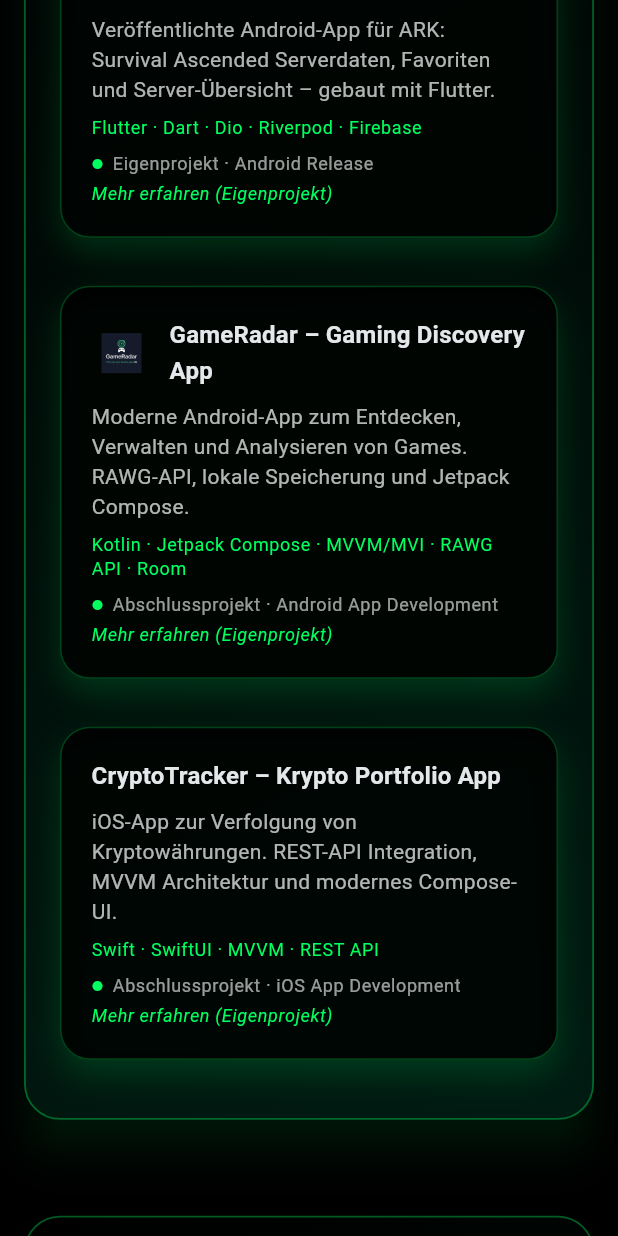
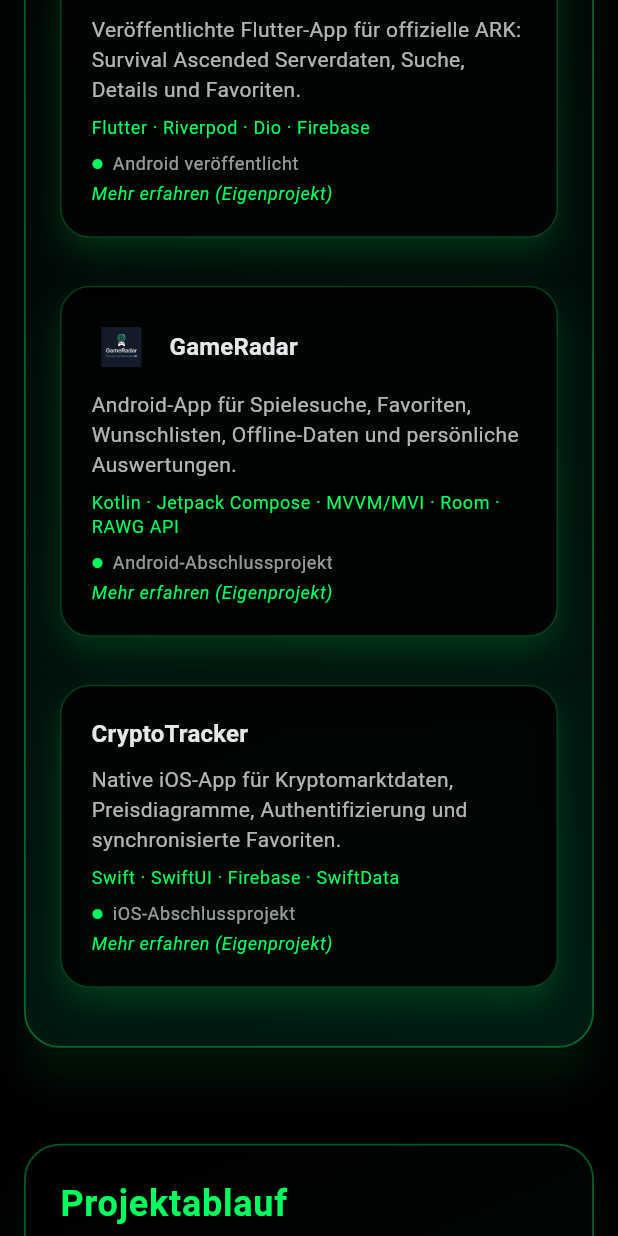
Before and after one commit to jchillah/jchillah_company_site, a Flutter app: the screen it shows after launch, scrolled down 2304 dp, on a phone screen of 412 x 824 dp. Run offline on Flutter 3.47's test engine with Material 3 defaults, Android fonts, the phone set to English and light mode, and no system bars.

Commit message:
Professionalize portfolio copy and project links

```diff
--- a/lib/src/core/widgets/homepage/sections/portfolio/portfolio_section.dart
+++ b/lib/src/core/widgets/homepage/sections/portfolio/portfolio_section.dart
@@ -11,28 +11,21 @@
     Navigator.of(context).push(
       MaterialPageRoute(
         builder: (_) => const ProjectDetailPage(
-          title: 'ASA Server Eye – ARK: Survival Ascended Server Tracker',
+          title: 'ASA Server Eye',
           subtitle:
-              'Veröffentlichte Android-App zum Beobachten offizieller ARK: Survival Ascended Server mit Serverliste, Details und Favoriten.',
-          status: 'Eigenprojekt · Android Release · Aktiv in Weiterentwicklung',
-          techStack: 'Flutter · Dart · Dio · Riverpod · Firebase · GitHub Pages',
+              'Veröffentlichte Flutter-App zur Suche und Beobachtung offizieller ARK: Survival Ascended Server.',
+          status: 'Android veröffentlicht · Aktive Weiterentwicklung',
+          techStack: 'Flutter · Dart · Riverpod · Dio · Firebase',
           longDescription:
-              'ASA Server Eye ist mein erstes veröffentlichtes Android-App-Projekt. '
-              'Die App hilft ARK: Survival Ascended Spielern dabei, offizielle Server schneller zu finden, '
-              'Serverdaten zu prüfen und wichtige Server als Favoriten zu speichern.\n\n'
-              'Technisch ist ASA Server Eye als Flutter-App aufgebaut und nutzt eine datengetriebene Architektur '
-              'mit API-Anbindung, sauberer Feature-Struktur und modernen Mobile-App-Prinzipien. '
-              'Das Projekt ist besonders wichtig für mein Portfolio, weil es nicht nur ein Lernprojekt ist, '
-              'sondern ein echter Release mit Play-Store-, Datenschutz- und Monetarisierungsanforderungen.',
+              'ASA Server Eye unterstützt Spieler dabei, offizielle ARK: Survival Ascended Server zu durchsuchen, relevante Serverinformationen aufzurufen und häufig genutzte Server als Favoriten zu verwalten.\n\n'
+              'Das Projekt wurde als releasefähige Flutter-Anwendung mit Feature-First-Struktur, lokalisierter Benutzeroberfläche, Firebase-Anbindung und separaten Support- und Datenschutzseiten umgesetzt. Die Weiterentwicklung konzentriert sich auf Benachrichtigungen, Watchlists und aussagekräftigere Serverdaten.',
           features: [
-            'Veröffentlichte Android-App für ARK: Survival Ascended Spieler',
-            'Offizielle Serverliste mit relevanten Serverdaten',
-            'Server-Detailansichten für bessere Entscheidungen vor dem Login',
-            'Favoriten-Funktion für wichtige Server',
-            'Flutter Cross-Platform-Codebasis',
-            'Firebase-Integration für Nutzer- und App-Funktionen',
-            'App-Store-, Datenschutz- und app-ads.txt-Setup',
-            'Aktive Weiterentwicklung mit Fokus auf Alerts und bessere Server Intelligence',
+            'Suche und Filterung offizieller Server',
+            'Detailansichten mit relevanten Serverinformationen',
+            'Favoriten für häufig genutzte Server',
+            'Lokalisierte Benutzeroberfläche',
+            'Firebase-gestützte App-Funktionen',
+            'Release-, Support- und Datenschutz-Infrastruktur',
           ],
           screenshotAssets: [
             'assets/images/asa_server_eye_1.png',
@@ -40,6 +33,7 @@
             'assets/images/asa_server_eye_3.png',
             'assets/images/asa_server_eye_4.png',
           ],
+          projectPageUrl: 'https://jchillah.github.io/asa-server-eye/',
           appRepoUrl: 'https://github.com/jchillah/asa-server-eye',
           privacyPolicyUrl:
               'https://jchillah.github.io/asa-server-eye-privacy-policy/',
@@ -52,30 +46,24 @@
     Navigator.of(context).push(
       MaterialPageRoute(
         builder: (_) => const ProjectDetailPage(
-          title: 'GameRadar – Gaming Discovery App (Eigenprojekt)',
+          title: 'GameRadar',
           subtitle:
-              'Moderne Android-App zum Entdecken, Verwalten und Analysieren von Videospielen – gebaut mit Jetpack Compose und RAWG API.',
-          status: 'Abschlussprojekt · Android App Development',
+              'Android-App zur Suche, Organisation und Analyse von Videospielen auf Basis der RAWG API.',
+          status: 'Android-Abschlussprojekt · Open Source',
           techStack:
-              'Kotlin · Jetpack Compose · MVVM/MVI Hybrid · Room · Retrofit · RAWG API',
+              'Kotlin · Jetpack Compose · MVVM/MVI · Room · Retrofit · Koin',
           longDescription:
-              'GameRadar ist ein Android-Referenzprojekt: eine moderne Gaming-Discovery-App, '
-              'mit der Nutzer Spiele durchsuchen, Favoriten und Wunschlisten verwalten und '
-              'ihr eigenes Spieleverhalten analysieren können.\n\n'
-              'Die App setzt auf eine MVVM/MVI-Hybridarchitektur mit klarem Layering: Präsentation mit '
-              'Jetpack Compose, Domain-Layer für Geschäftslogik und ein Data-Layer mit Repository-Pattern, '
-              'Room-Database und RAWG-API-Anbindung für Spieledaten.\n\n'
-              'Technisch ist GameRadar ein Showcase-Projekt für moderne Android-Patterns, saubere Navigation, '
-              'State-Management und robuste Fehlerbehandlung.',
+              'GameRadar bündelt Spielesuche, Favoriten, Wunschlisten und persönliche Statistiken in einer modernen Android-Anwendung. Die RAWG API liefert Spieledaten, während Room wichtige Inhalte und persönliche Listen lokal verfügbar hält.\n\n'
+              'Die Anwendung verwendet eine MVVM/MVI-Hybridarchitektur mit getrennten Data-, Domain- und Presentation-Bereichen. Zu den technischen Schwerpunkten zählen Paging, Filter und Sortierung, JSON-Export und -Import, Dark- und Light-Mode sowie robuste Lade- und Fehlerzustände.',
           features: [
-            'Eigenes Open-Source-Projekt für Android',
-            'Spiele-Suche mit Filtern für Plattform, Genre, Bewertung und Release-Datum',
+            'Spielesuche mit Plattform-, Genre-, Bewertungs- und Datumsfiltern',
             'Favoriten und Wunschlisten mit lokaler Speicherung',
-            'Detailseiten mit Beschreibungen, Screenshots, Ratings und Plattformen',
-            'Statistiken und Charts zur Analyse persönlicher Spielvorlieben',
-            'Dark-/Light-Mode und modernes Jetpack-Compose-UI',
-            'MVVM/MVI-Hybrid-Architektur mit Repository-Pattern',
-            'RAWG-API-Integration als reale externe Datenquelle',
+            'Detailansichten mit Beschreibungen, Medien und Bewertungen',
+            'Offline-Cache mit Room',
+            'JSON-Export und -Import persönlicher Listen',
+            'Statistiken und Auswertungen',
+            'Deutsch- und englischsprachige Benutzeroberfläche',
+            'MVVM/MVI-Hybridarchitektur mit Repository-Pattern',
           ],
           screenshotAssets: [
             'assets/images/gameradar_1.png',
@@ -96,31 +84,23 @@
     Navigator.of(context).push(
       MaterialPageRoute(
         builder: (_) => const ProjectDetailPage(
-        title: 'CryptoTracker – iOS Cryptocurrency Tracker',
+          title: 'CryptoTracker',
           subtitle:
-            'Native iOS-App zur Verfolgung von Kryptowährungen mit Echtzeitdaten, Charts und Favoriten.',
-        status: 'Abschlussprojekt · iOS App Development',
+              'Native SwiftUI-App zur Beobachtung von Kryptowährungen, Preisverläufen und persönlichen Favoriten.',
+          status: 'iOS-Abschlussprojekt',
           techStack:
-            'Swift · SwiftUI · MVVM · Firebase · Firestore · SwiftData · Keychain · REST API',
+              'Swift · SwiftUI · MVVM · Firebase Auth · Firestore · SwiftData · Keychain',
           longDescription:
-            'CryptoTracker ist eine native iOS-Anwendung, die im Rahmen meiner Weiterbildung '
-            'zum Mobile App Developer entwickelt wurde. Die App ermöglicht das Verfolgen '
-            'von Kryptowährungen in Echtzeit, das Analysieren historischer Preisdaten '
-            'sowie das Speichern persönlicher Favoriten.\n\n'
-            'Die Anwendung setzt auf eine moderne MVVM-Architektur, Firebase Authentication '
-            'für die Benutzeranmeldung, Firestore zur Synchronisierung der Favoriten, '
-            'SwiftData für lokale Persistenz sowie die sichere Speicherung sensibler '
-            'API-Schlüssel über die iOS Keychain. Bei API-Ausfällen oder Limits greift '
-            'die App auf lokal gespeicherte Daten zurück.',
+              'CryptoTracker stellt aktuelle Kryptowährungsdaten und historische Preisverläufe in einer nativen iOS-Oberfläche bereit. Nutzer können Coins beobachten, Favoriten speichern und Preisentwicklungen in Diagrammen auswerten.\n\n'
+              'Die App basiert auf MVVM und verbindet Firebase Authentication mit Firestore für nutzerbezogene Favoriten. SwiftData dient als lokale Persistenz und als Fallback bei eingeschränkter API-Verfügbarkeit. API-Zugangsdaten werden über die iOS Keychain verwaltet.',
           features: [
-          'Echtzeit-Kryptodaten über REST API',
-          'Interaktive Preisdiagramme',
-          'Favoriten mit Firebase Firestore',
-          'Firebase Authentication (Sign In / Sign Up)',
-          'Lokale Datenspeicherung mit SwiftData',
-          'Sichere API-Schlüsselverwaltung mit Keychain',
-          'MVVM-Architektur mit sauberer Projektstruktur',
-          'Offline-Fallback bei API-Limits',
+            'Aktuelle Preise und Marktdaten über eine REST API',
+            'Historische Preisverläufe in interaktiven Diagrammen',
+            'Benutzeranmeldung mit Firebase Authentication',
+            'Synchronisierte Favoriten mit Firestore',
+            'Lokale Persistenz und Offline-Fallback mit SwiftData',
+            'Sichere Verwaltung von API-Zugangsdaten mit Keychain',
+            'MVVM-Struktur mit getrennten Views, ViewModels und Services',
           ],
           screenshotAssets: [
             'assets/images/cryptotracker_1.png',
@@ -140,9 +120,9 @@
   @override
   Widget build(BuildContext context) {
     return Section(
-      title: 'Portfolio',
+      title: 'Referenzprojekte',
       subtitle:
-          'Ausgewählte Projekte – vom veröffentlichten Android-Release bis zu technischen Showcase-Apps mit moderner Architektur.',
+          'Ausgewählte Anwendungen mit dokumentierter Architektur, realen Datenquellen und nachvollziehbarer technischer Umsetzung.',
       child: LayoutBuilder(
         builder: (context, constraints) {
           final isWide = constraints.maxWidth > 800;
@@ -152,25 +132,23 @@
             children: [
               Expanded(
                 child: PortfolioCard(
-                  title: 'ASA Server Eye – ARK Server Tracker',
+                  title: 'ASA Server Eye',
                   description:
-                      'Veröffentlichte Android-App für ARK: Survival Ascended Serverdaten, '
-                      'Favoriten und Server-Übersicht – gebaut mit Flutter.',
-                  techStack: 'Flutter · Dart · Dio · Riverpod · Firebase',
-                  status: 'Eigenprojekt · Android Release',
+                      'Veröffentlichte Flutter-App für offizielle ARK: Survival Ascended Serverdaten, Suche, Details und Favoriten.',
+                  techStack: 'Flutter · Riverpod · Dio · Firebase',
+                  status: 'Android veröffentlicht',
                   onTap: () => _openAsaServerEye(context),
                 ),
               ),
               const SizedBox(width: 16, height: 16),
               Expanded(
                 child: PortfolioCard(
-                  title: 'GameRadar – Gaming Discovery App',
+                  title: 'GameRadar',
                   description:
-                      'Moderne Android-App zum Entdecken, Verwalten und Analysieren von Games. '
-                      'RAWG-API, lokale Speicherung und Jetpack Compose.',
+                      'Android-App für Spielesuche, Favoriten, Wunschlisten, Offline-Daten und persönliche Auswertungen.',
                   techStack:
-                      'Kotlin · Jetpack Compose · MVVM/MVI · RAWG API · Room',
-                  status: 'Abschlussprojekt · Android App Development',
+                      'Kotlin · Jetpack Compose · MVVM/MVI · Room · RAWG API',
+                  status: 'Android-Abschlussprojekt',
                   onTap: () => _openGameRadar(context),
                   iconAsset: 'assets/images/gameradar_app_icon.png',
                 ),
@@ -178,14 +156,12 @@
               const SizedBox(width: 16, height: 16),
               Expanded(
                 child: PortfolioCard(
-                  title: 'CryptoTracker – Krypto Portfolio App',
+                  title: 'CryptoTracker',
                   description:
-                      'iOS-App zur Verfolgung von Kryptowährungen. REST-API Integration, '
-                      'MVVM Architektur und modernes Compose-UI.',
-                  techStack: 'Swift · SwiftUI · MVVM · REST API',
-                  status: 'Abschlussprojekt · iOS App Development',
+                      'Native iOS-App für Kryptomarktdaten, Preisdiagramme, Authentifizierung und synchronisierte Favoriten.',
+                  techStack: 'Swift · SwiftUI · Firebase · SwiftData',
+                  status: 'iOS-Abschlussprojekt',
                   onTap: () => _openCryptoTracker(context),
-                  iconAsset: null,
                 ),
               ),
             ],
```
Lines whose indentation alone changed are shown as unchanged.
